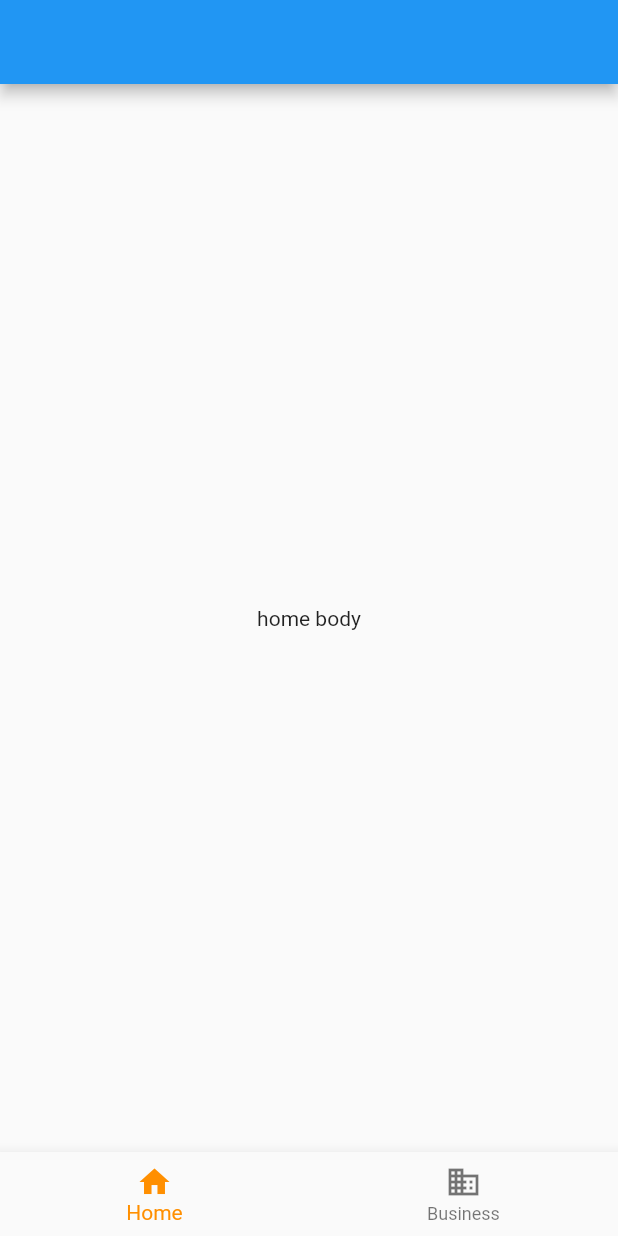
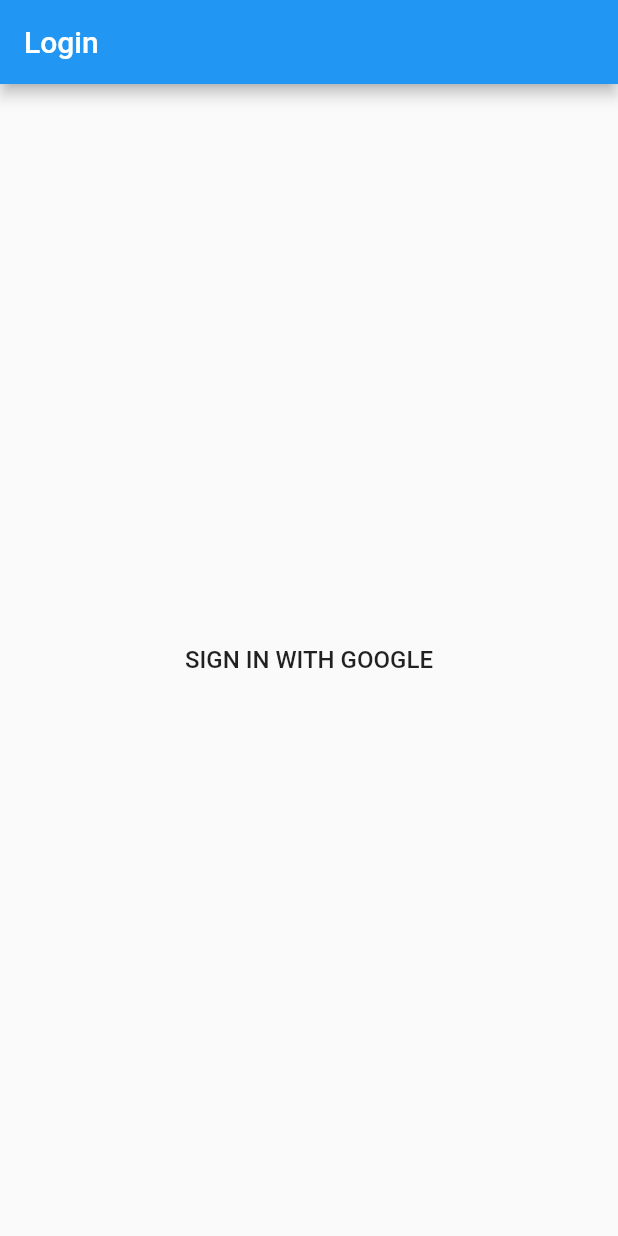
Before and after one commit to yukimatsus/raising_children_record2, a Flutter app: the screen it shows after launch, on a phone screen of 412 x 824 dp. Run offline on Flutter 3.47's test engine with Material 2 defaults, Android fonts, the phone set to English and light mode, and no system bars.

Commit message:
Add LoginPage

```diff
--- a/lib/main.dart
+++ b/lib/main.dart
@@ -1,5 +1,5 @@
 import 'package:flutter/material.dart';
-import 'package:raisingchildrenrecord2/home.dart';
+import 'package:raisingchildrenrecord2/view/login.dart';
 
 void main() => runApp(MyApp());
 
@@ -14,7 +14,7 @@ class MyApp extends StatelessWidget {
         primarySwatch: Colors.blue,
       ),
 //      home: MyHomePage(title: 'MM/dd'),
-      home: MyHomePage(),
+      home: LoginPage(),
     );
   }
 }
--- /dev/null
+++ b/lib/view/login.dart
@@ -0,0 +1,35 @@
+import 'package:flutter/material.dart';
+import 'package:provider/provider.dart';
+import 'package:raisingchildrenrecord2/viewmodel/login_viewmodel.dart';
+
+class LoginPage extends StatefulWidget {
+  @override
+  _LoginPageState createState() => _LoginPageState();
+}
+
+class _LoginPageState extends State<LoginPage> {
+  @override
+  Widget build(BuildContext context) {
+    return Provider<LoginViewModel>.value(
+      value: LoginViewModel(),
+      child: Scaffold(
+        appBar: AppBar(
+          title: Text('Login')
+        ),
+        body: Center(
+          child: FlatButton(
+            onPressed: _onLoginButtonTaped,
+            child: Text(
+              'SIGN IN WITH GOOGLE',
+              style: TextStyle(fontSize: 16.0)
+            )
+          )
+        )
+      ),
+    );
+  }
+
+  void _onLoginButtonTaped() {
+    // TODO: login
+  }
+}
--- /dev/null
+++ b/lib/viewmodel/login_viewmodel.dart
@@ -0,0 +1,4 @@
+
+class LoginViewModel {
+
+}
--- a/pubspec.yaml
+++ b/pubspec.yaml
@@ -27,6 +27,7 @@ dependencies:
   firebase_auth: ^0.15.5+3
   google_sign_in: ^4.4.1
   cloud_firestore: ^0.13.4+2
+  provider: ^3.1.0+1
 
 dev_dependencies:
   flutter_test:
```
Also changed, not shown: lib/view/home.dart (renamed from lib/home.dart), pubspec.lock.
